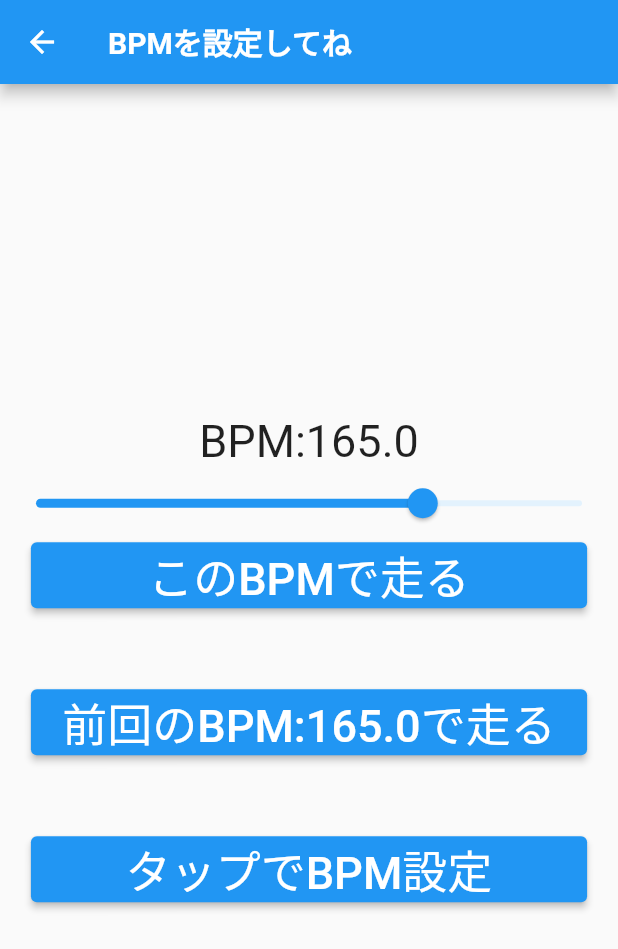
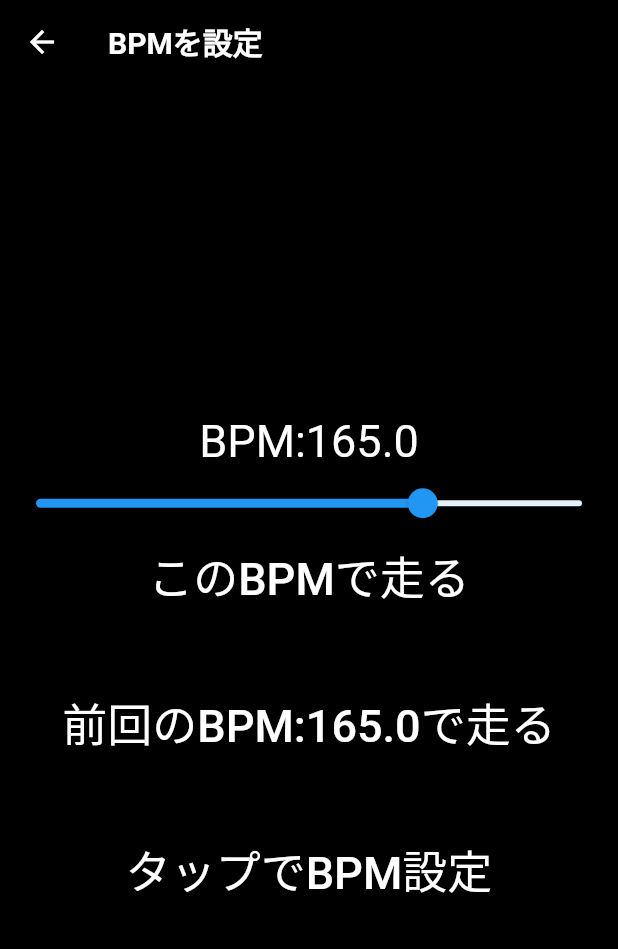
Before and after one commit to beatwalking55/beatim2, a Flutter app: the screen it shows after launch, after a tap on "おまかせ", on a phone screen of 412 x 824 dp. Shown: the top 949 px of the screen. Run offline on Flutter 3.47's test engine with Material 2 defaults, Android fonts, the phone set to English and light mode, and no system bars; our stand-ins replace cloud_firestore, firebase_core, just_audio; missing offline and left inert: audio_session; accounts and stored records are empty.

Commit message:
UIを変更しました

```diff
--- a/lib/BPMselectpage.dart
+++ b/lib/BPMselectpage.dart
@@ -17,9 +17,12 @@ class _BPMSelectPageState extends State<BPMSelectPage> {
   Widget build(BuildContext context) {
     return Scaffold(
       appBar: AppBar(
-        title: Text("BPMを設定してね",style: TextStyle(fontWeight: FontWeight.bold),),
+        backgroundColor: Colors.black,
+        title: Text("BPMを設定",style: TextStyle(fontWeight: FontWeight.bold),),
       ),
-      body: Center(
+      body: Container(
+        color: Colors.black,
+        child: Center(
           child: Column(
             mainAxisAlignment: MainAxisAlignment.center,
             children: [
@@ -30,7 +33,7 @@ class _BPMSelectPageState extends State<BPMSelectPage> {
                   children: [
                     Text(
                       "BPM:${sensingBPM.toStringAsFixed(1)}",
-                    style: TextStyle(fontSize: 30),
+                      style: TextStyle(fontSize: 30,color: Colors.white),
                     ), //ランニングペースからBPMを計算して表示
                     Transform.rotate(
                       angle: 0,
@@ -48,9 +51,14 @@ class _BPMSelectPageState extends State<BPMSelectPage> {
                           }),
                     ),
                     //計算したBPMを設定してplaypageに行くボタン。
-                  SizedBox(
-                    width:MediaQuery.of(context).size.width * 0.9,
+                    Container(
+                      color: Colors.black,
+                      width:double.infinity,
                       child: ElevatedButton(
+                        style: ElevatedButton.styleFrom(
+                          shape: RoundedRectangleBorder(borderRadius: BorderRadius.circular(0)),//ボタンの角をつける
+                          backgroundColor: Colors.black,//ボタンの背景色
+                        ),
                         onPressed: () async{
                           setState(() {
                             sensingBPM = sensingBPM;
@@ -86,9 +94,14 @@ class _BPMSelectPageState extends State<BPMSelectPage> {
                 child: Column(
                   mainAxisAlignment: MainAxisAlignment.center,
                   children: [
-                  SizedBox(
-                    width:MediaQuery.of(context).size.width * 0.9,
+                    Container(
+                      width:double.infinity,
+                      color: Colors.black,
                       child: ElevatedButton(
+                        style: ElevatedButton.styleFrom(
+                          shape: RoundedRectangleBorder(borderRadius: BorderRadius.circular(0)),//ボタンの角をつける
+                          backgroundColor: Colors.black,//ボタンの背景色
+                        ),
                         onPressed: () async{
                           setState(() {
                             sensingBPM = sensingBPM;
@@ -124,9 +137,14 @@ class _BPMSelectPageState extends State<BPMSelectPage> {
                 child: Column(
                     mainAxisAlignment: MainAxisAlignment.center,
                     children: [
-                    SizedBox(
-                      width:MediaQuery.of(context).size.width * 0.9,
+                      Container(
+                        width:double.infinity,
+                        color: Colors.black,
                         child: ElevatedButton(
+                          style: ElevatedButton.styleFrom(
+                            shape: RoundedRectangleBorder(borderRadius: BorderRadius.circular(0)),//ボタンの角をつける
+                            backgroundColor: Colors.black,//ボタンの背景色
+                          ),
                           onPressed: () async {
                             setState(() {
                               comefrom = "bpmselectpage";
@@ -151,6 +169,7 @@ class _BPMSelectPageState extends State<BPMSelectPage> {
             ],
           ),
         ),
+      ),
     );
   }
 }
--- a/lib/startpage.dart
+++ b/lib/startpage.dart
@@ -39,15 +39,23 @@ class _MyHomePageState extends State<MyHomePage> {
     // than having to individually change instances of widgets.
     return Scaffold(
       appBar: AppBar(
+        backgroundColor: Colors.black,
         title: Text("スタートページ",style: TextStyle(fontWeight: FontWeight.bold),),
       ),
-      body: Center(
+      body: Container(
+        color: Colors.black,
+        child: Center(
           child: Column(
             mainAxisAlignment: MainAxisAlignment.center,
             children:<Widget> [
-            SizedBox(
-              width:MediaQuery.of(context).size.width * 0.9,
+              Container(
+                color: Colors.black,
+                width: double.infinity,
                 child: ElevatedButton(
+                  style: ElevatedButton.styleFrom(
+                    shape: RoundedRectangleBorder(borderRadius: BorderRadius.circular(0)),//ボタンの角をつける
+                    backgroundColor: Colors.black,//ボタンの背景色
+                  ),
                   onPressed: (){
                     setState(() {
                       genre = "free";
@@ -64,9 +72,14 @@ class _MyHomePageState extends State<MyHomePage> {
                 height: 50,
               ),
 
-            SizedBox(
-              width:MediaQuery.of(context).size.width * 0.9,
+              Container(
+                color: Colors.black,
+                width:double.infinity,
                 child: ElevatedButton(
+                  style: ElevatedButton.styleFrom(
+                    shape: RoundedRectangleBorder(borderRadius: BorderRadius.circular(0)),//ボタンの角をつける
+                    backgroundColor: Colors.black,//ボタンの背景色
+                  ),
                   onPressed: (){
                     Navigator.push(context, MaterialPageRoute(builder: (context) => genreselectpage()));
                   },
@@ -79,9 +92,14 @@ class _MyHomePageState extends State<MyHomePage> {
                 height: 50,
               ),
 
-            SizedBox(
-              width:MediaQuery.of(context).size.width * 0.9,
+              Container(
+                color: Colors.black,
+                width:double.infinity,
                 child: ElevatedButton(
+                  style: ElevatedButton.styleFrom(
+                    shape: RoundedRectangleBorder(borderRadius: BorderRadius.circular(0)),//ボタンの角をつける
+                    backgroundColor: Colors.black,//ボタンの背景色
+                  ),
                   onPressed: (){
                     Navigator.push(context, MaterialPageRoute(builder: (context) => ArtistSelectPage()));
                   },
@@ -90,6 +108,7 @@ class _MyHomePageState extends State<MyHomePage> {
               ),
             ],
           ),
+        ),
       )
     );
   }
```
Also changed, not shown: lib/BPMsensingpage.dart (+5 -3 lines), lib/artistselectpage.dart (+22 -4 lines), lib/genreselectpage.dart (+22 -6 lines). Lines whose indentation alone changed are shown as unchanged.
